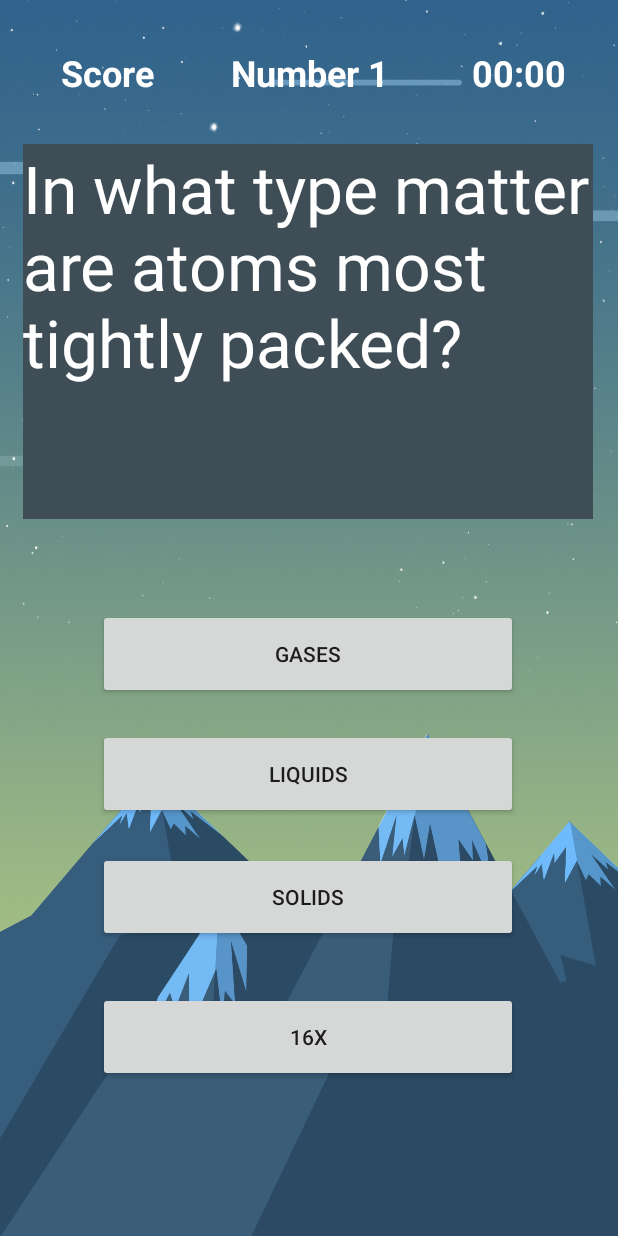
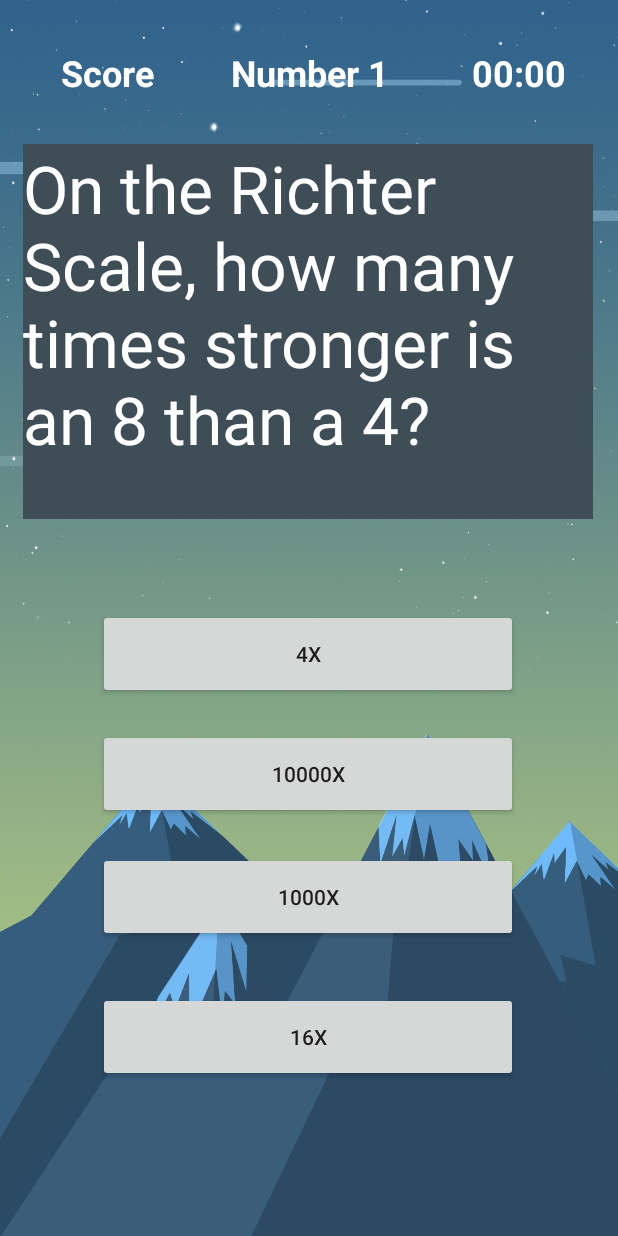
Before and after one commit to Ean-Yan/Android-Quiz-Game, an Android app: the LevelActivity screen opened directly, with no data from a screen before it, after a tap on "SCIENCE", on a phone screen of 412 x 824 dp. Run offline under Robolectric (Android 15) with nearby library versions, the phone set to English and light mode, and no system bars; Roboto replaces fonts that are not available here.

Commit message:
ReturnQuestion

```diff
--- a/app/src/main/java/com/example/jacobgraves/myapplication/Database/QuestionBuilder.kt
+++ b/app/src/main/java/com/example/jacobgraves/myapplication/Database/QuestionBuilder.kt
@@ -2,7 +2,7 @@ package com.example.jacobgraves.myapplication.Database
 
 class QuestionBuilder {
 
-    private fun build(): MutableList<Question> {
+    public fun build(): MutableList<Question> {
 
             return mutableListOf<Question>(
                     Question(
@@ -890,32 +890,32 @@ class QuestionBuilder {
             )
     }
 
-        public fun getQuestion (r: String): Question? {
+        public fun getQuestion (r: String): Question {
             if(r!=null){
                 return build().distinctBy { question ->
                     question.wasUsed == false &&
                     question.QType == r
-                }.firstOrNull()
+                }.first()
             }
             else{
                 return build().distinctBy { question ->
                     question.wasUsed == false &&
                     question.QType == r
-                }.firstOrNull() }
+                }.first() }
             }
 
 
-        public fun returnRandom(): Question{
-                return Question("Science",
-                        1,
-                        "In what type matter are atoms most tightly packed?",
-                        "Gases",
-                        "Liquids",
-                        "Solids",
-                        "16x",
-                        3,
-                        false)
-        }
+//        public fun returnRandom(): Question{
+//                return Question("Science",
+//                        1,
+//                        "In what type matter are atoms most tightly packed?",
+//                        "Gases",
+//                        "Liquids",
+//                        "Solids",
+//                        "16x",
+//                        3,
+//                        false)
+//        }
 
 
 
--- a/app/src/main/java/com/example/jacobgraves/myapplication/LevelActivity.kt
+++ b/app/src/main/java/com/example/jacobgraves/myapplication/LevelActivity.kt
@@ -30,11 +30,30 @@ class LevelActivity : Activity() {
         val Science : Button = findViewById<Button>(R.id.ScienceButton)
             Science.setOnClickListener {
                 var i = Intent (this, gamePage::class.java)
+                i.type="Science"
                 startActivity(i)
+
             }
         val Politics : Button = findViewById<Button>(R.id.PoliticsButton)
+        Science.setOnClickListener {
+            var i = Intent (this, gamePage::class.java)
+            i.type="Politics"
+            startActivity(i)
+
+        }
         val Sports : Button = findViewById<Button>(R.id.SportsButton)
+        Science.setOnClickListener {
+            var i = Intent (this, gamePage::class.java)
+            i.type="Sports"
+            startActivity(i)
+
+        }
         val History : Button = findViewById<Button>(R.id.HistoryButton)
+        Science.setOnClickListener {
+            var i = Intent (this, gamePage::class.java)
+            i.type="History"
+            startActivity(i)
+        }
 
 
 
--- a/app/src/main/java/com/example/jacobgraves/myapplication/gamePage.kt
+++ b/app/src/main/java/com/example/jacobgraves/myapplication/gamePage.kt
@@ -3,10 +3,13 @@ package com.example.jacobgraves.myapplication
 import android.support.v7.app.AppCompatActivity
 import android.os.Bundle
 import android.widget.Button
+import com.example.jacobgraves.myapplication.Database.Question
 import com.example.jacobgraves.myapplication.Database.QuestionBuilder
 import kotlinx.android.synthetic.main.activity_game_page.*
 
 class gamePage : AppCompatActivity() {
+
+    var type = ""
 
     override fun onCreate(savedInstanceState: Bundle?) {
         super.onCreate(savedInstanceState)
@@ -18,11 +21,13 @@ class gamePage : AppCompatActivity() {
         var ans4 = findViewById<Button>(R.id.answer4)
 
         var builder = QuestionBuilder()
-        QuestionView.setText(builder.returnRandom().Question)
-        ans1.setText(builder.returnRandom().Answer1a)
-        ans2.setText(builder.returnRandom().Answer2b)
-        ans3.setText(builder.returnRandom().Answer3c)
-        ans4.setText(builder.returnRandom().Answer4d)
+        var list  = builder.build()
+
+        QuestionView.setText(list.get(1).Question)
+        ans1.setText(list.get(1).Answer1a)
+        ans2.setText(list.get(1).Answer2b)
+        ans3.setText(list.get(1).Answer3c)
+        ans4.setText(list.get(1).Answer4d)
 
     }
 }
```
Also changed, not shown: app/src/main/res/layout/activity_level.xml (+9 -8 lines).
